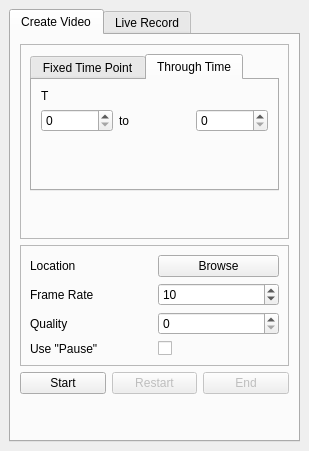
Above: Code/GUI/lib/NewVideoRecorderDockWidget.ui from gofigure2/GoFigure2 before the change. Below: the same form after it.
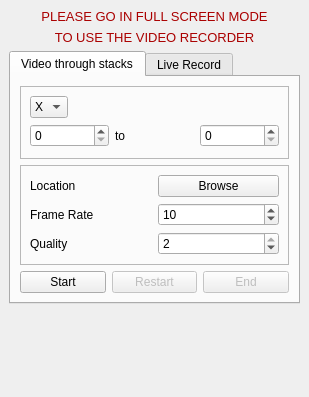
That is the form after the change. The open tabs and pages were chosen to show the change.

Commit message: ENH: user friendly interface, tooltips BUG: useless functions removed

```diff
--- a/Code/GUI/lib/NewVideoRecorderDockWidget.ui
+++ b/Code/GUI/lib/NewVideoRecorderDockWidget.ui
@@ -7,7 +7,7 @@
     <x>0</x>
     <y>0</y>
     <width>309</width>
-    <height>451</height>
+    <height>397</height>
    </rect>
   </property>
   <property name="sizePolicy">
@@ -21,14 +21,14 @@
   </property>
   <widget class="QWidget" name="dockWidgetContents">
    <layout class="QGridLayout" name="gridLayout_3">
-    <item row="0" column="0">
+    <item row="2" column="0">
      <widget class="QTabWidget" name="tabVideoWidget">
       <property name="currentIndex">
        <number>0</number>
       </property>
       <widget class="QWidget" name="tabVideoMethod1">
        <attribute name="title">
-        <string>Create Video</string>
+        <string>Video through stacks</string>
        </attribute>
        <layout class="QGridLayout" name="gridLayout_9">
         <item row="0" column="0">
@@ -43,16 +43,6 @@
             </property>
             <layout class="QGridLayout" name="gridLayout_37">
              <item row="0" column="0">
-              <widget class="QTabWidget" name="tabWidget">
-               <property name="currentIndex">
-                <number>0</number>
-               </property>
-               <widget class="QWidget" name="tab">
-                <attribute name="title">
-                 <string>Fixed Time Point</string>
-                </attribute>
-                <layout class="QGridLayout" name="gridLayout_15">
-                 <item row="0" column="0">
                   <layout class="QGridLayout" name="gridLayout_5">
                    <item row="0" column="0">
                     <widget class="QComboBox" name="SliceFT">
@@ -105,84 +95,6 @@
                    </item>
                   </layout>
                  </item>
-                 <item row="2" column="0">
-                  <spacer name="verticalSpacer_3">
-                   <property name="orientation">
-                    <enum>Qt::Vertical</enum>
-                   </property>
-                   <property name="sizeHint" stdset="0">
-                    <size>
-                     <width>20</width>
-                     <height>40</height>
-                    </size>
-                   </property>
-                  </spacer>
-                 </item>
-                </layout>
-               </widget>
-               <widget class="QWidget" name="tab_2">
-                <attribute name="title">
-                 <string>Through Time</string>
-                </attribute>
-                <layout class="QGridLayout" name="gridLayout_12">
-                 <item row="0" column="0">
-                  <layout class="QGridLayout" name="gridLayout_7">
-                   <item row="0" column="0">
-                    <layout class="QGridLayout" name="gridLayout_8">
-                     <item row="0" column="0">
-                      <widget class="QLabel" name="label_4">
-                       <property name="text">
-                        <string>T</string>
-                       </property>
-                      </widget>
-                     </item>
-                     <item row="1" column="0">
-                      <widget class="QSpinBox" name="tSpinMin"/>
-                     </item>
-                     <item row="1" column="1">
-                      <widget class="QLabel" name="label_8">
-                       <property name="text">
-                        <string>to</string>
-                       </property>
-                      </widget>
-                     </item>
-                     <item row="1" column="2">
-                      <widget class="QSpinBox" name="tSpinMax"/>
-                     </item>
-                    </layout>
-                   </item>
-                  </layout>
-                 </item>
-                 <item row="1" column="0">
-                  <spacer name="verticalSpacer_5">
-                   <property name="orientation">
-                    <enum>Qt::Vertical</enum>
-                   </property>
-                   <property name="sizeHint" stdset="0">
-                    <size>
-                     <width>20</width>
-                     <height>40</height>
-                    </size>
-                   </property>
-                  </spacer>
-                 </item>
-                </layout>
-               </widget>
-              </widget>
-             </item>
-             <item row="1" column="0">
-              <spacer name="verticalSpacer_4">
-               <property name="orientation">
-                <enum>Qt::Vertical</enum>
-               </property>
-               <property name="sizeHint" stdset="0">
-                <size>
-                 <width>20</width>
-                 <height>40</height>
-                </size>
-               </property>
-              </spacer>
-             </item>
             </layout>
            </widget>
           </item>
@@ -252,7 +164,7 @@
                     <number>2</number>
                    </property>
                    <property name="value">
-                    <number>0</number>
+                    <number>2</number>
                    </property>
                   </widget>
                  </item>
@@ -279,20 +191,6 @@
                  </property>
                 </widget>
                </item>
-               <item row="3" column="1">
-                <widget class="QCheckBox" name="usePause">
-                 <property name="text">
-                  <string/>
-                 </property>
-                </widget>
-               </item>
-               <item row="3" column="0">
-                <widget class="QLabel" name="label_3">
-                 <property name="text">
-                  <string>Use &quot;Pause&quot;</string>
-                 </property>
-                </widget>
-               </item>
               </layout>
              </item>
             </layout>
@@ -331,19 +229,6 @@
           </item>
          </layout>
         </item>
-        <item row="3" column="0">
-         <spacer name="verticalSpacer">
-          <property name="orientation">
-           <enum>Qt::Vertical</enum>
-          </property>
-          <property name="sizeHint" stdset="0">
-           <size>
-            <width>20</width>
-            <height>40</height>
-           </size>
-          </property>
-         </spacer>
-        </item>
        </layout>
       </widget>
       <widget class="QWidget" name="tabVideoMethod2">
@@ -524,8 +409,34 @@
           </item>
          </layout>
         </item>
-        <item row="2" column="0">
-         <spacer name="verticalSpacer_2">
+       </layout>
+      </widget>
+     </widget>
+    </item>
+    <item row="0" column="0">
+     <widget class="QLabel" name="warning_1">
+      <property name="text">
+       <string>&lt;!DOCTYPE HTML PUBLIC &quot;-//W3C//DTD HTML 4.0//EN&quot; &quot;http://www.w3.org/TR/REC-html40/strict.dtd&quot;&gt;
+&lt;html&gt;&lt;head&gt;&lt;meta name=&quot;qrichtext&quot; content=&quot;1&quot; /&gt;&lt;style type=&quot;text/css&quot;&gt;
+p, li { white-space: pre-wrap; }
+&lt;/style&gt;&lt;/head&gt;&lt;body style=&quot; font-family:'Sans'; font-size:10pt; font-weight:400; font-style:normal;&quot;&gt;
+&lt;p align=&quot;center&quot; style=&quot; margin-top:0px; margin-bottom:0px; margin-left:0px; margin-right:0px; -qt-block-indent:0; text-indent:0px;&quot;&gt;&lt;span style=&quot; color:#aa0000;&quot;&gt;PLEASE GO IN FULL SCREEN MODE&lt;/span&gt;&lt;/p&gt;&lt;/body&gt;&lt;/html&gt;</string>
+      </property>
+     </widget>
+    </item>
+    <item row="1" column="0">
+     <widget class="QLabel" name="warning_2">
+      <property name="text">
+       <string>&lt;!DOCTYPE HTML PUBLIC &quot;-//W3C//DTD HTML 4.0//EN&quot; &quot;http://www.w3.org/TR/REC-html40/strict.dtd&quot;&gt;
+&lt;html&gt;&lt;head&gt;&lt;meta name=&quot;qrichtext&quot; content=&quot;1&quot; /&gt;&lt;style type=&quot;text/css&quot;&gt;
+p, li { white-space: pre-wrap; }
+&lt;/style&gt;&lt;/head&gt;&lt;body style=&quot; font-family:'Sans'; font-size:10pt; font-weight:400; font-style:normal;&quot;&gt;
+&lt;p align=&quot;center&quot; style=&quot; margin-top:0px; margin-bottom:0px; margin-left:0px; margin-right:0px; -qt-block-indent:0; text-indent:0px;&quot;&gt;&lt;span style=&quot; color:#aa0000;&quot;&gt;TO USE THE VIDEO RECORDER&lt;/span&gt;&lt;/p&gt;&lt;/body&gt;&lt;/html&gt;</string>
+      </property>
+     </widget>
+    </item>
+    <item row="3" column="0">
+     <spacer name="verticalSpacer">
           <property name="orientation">
            <enum>Qt::Vertical</enum>
           </property>
@@ -536,10 +447,6 @@
            </size>
           </property>
          </spacer>
-        </item>
-       </layout>
-      </widget>
-     </widget>
     </item>
    </layout>
   </widget>
```
Left out of the diff: 9 changed lines with no effect on the pictures. Lines whose indentation alone changed are shown as unchanged. The commit also changes 2 other files.
